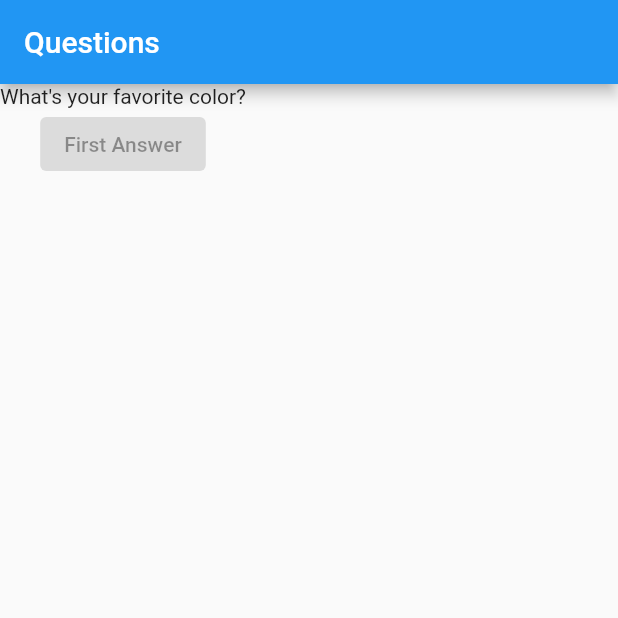
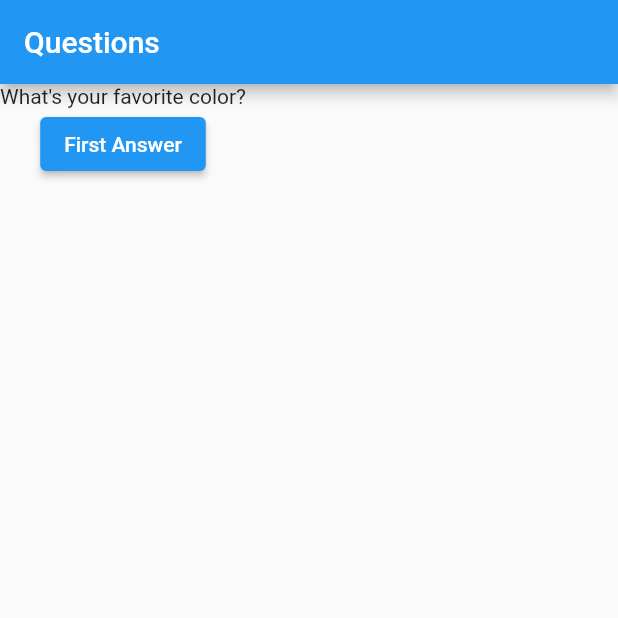
Before and after one commit to Belmondo/Desenvolvimento_Movel, a Flutter app: the screen it shows after launch, on a phone screen of 412 x 824 dp, the top half of it. Run offline on Flutter 3.47's test engine with Material 2 defaults, Android fonts, the phone set to English and light mode, and no system bars.

Commit message:
Update main.dart
[PT-BR] Corrigindo o clique do botão
[ENG] Fixing the button click

```diff
--- a/Flutter/primeiro_projeto/lib/main.dart
+++ b/Flutter/primeiro_projeto/lib/main.dart
@@ -1,11 +1,15 @@
 import 'package:flutter/material.dart';
 
 main() {
-  runApp(const QuestionApp());
+  runApp(QuestionApp());
 }
 
 class QuestionApp extends StatelessWidget {
-  const QuestionApp({super.key});
+  QuestionApp({super.key});
+
+  void answer() {
+    print('Questions Answered');
+  }
 
   @override
   Widget build(BuildContext context) {
@@ -17,14 +21,14 @@ class QuestionApp extends StatelessWidget {
     return MaterialApp(
       home: Scaffold(
         appBar: AppBar(
-          title: const Text('Questions'),
+          title: Text('Questions'),
         ),
         body: Column(
           children: <Widget>[
             Text(perguntas[0]),
-            const ElevatedButton(
-              onPressed: null,
+            ElevatedButton(
               child: Text('First Answer'),
+              onPressed: answer,
             )
           ],
         ),
```
